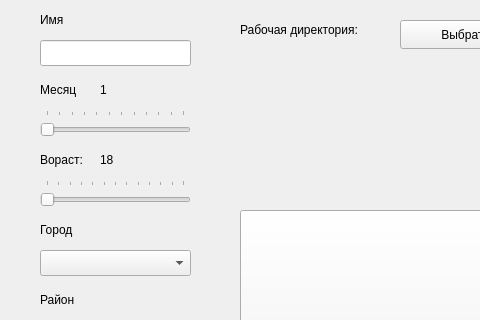
Old version of the form mainwindow.ui in the repository vozerVZ/studentCounterQT; both pictures show x 0 to 480 and y 0 to 320 of the 578 by 603 pixel window.
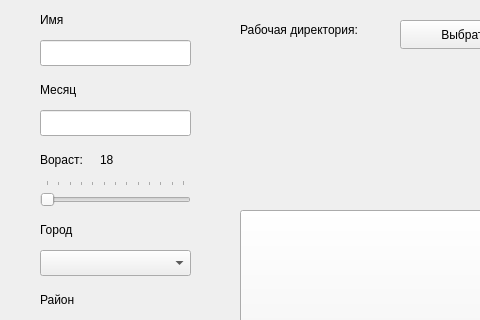
New version of the form.

Diff of the .ui file:
```diff
--- a/mainwindow.ui
+++ b/mainwindow.ui
@@ -250,37 +250,6 @@
      <string>18</string>
     </property>
    </widget>
-   <widget class="QSlider" name="horizontalSliderMonth">
-    <property name="geometry">
-     <rect>
-      <x>40</x>
-      <y>110</y>
-      <width>151</width>
-      <height>31</height>
-     </rect>
-    </property>
-    <property name="minimum">
-     <number>1</number>
-    </property>
-    <property name="maximum">
-     <number>12</number>
-    </property>
-    <property name="value">
-     <number>1</number>
-    </property>
-    <property name="tracking">
-     <bool>true</bool>
-    </property>
-    <property name="orientation">
-     <enum>Qt::Horizontal</enum>
-    </property>
-    <property name="tickPosition">
-     <enum>QSlider::TicksAbove</enum>
-    </property>
-    <property name="tickInterval">
-     <number>1</number>
-    </property>
-   </widget>
    <widget class="QLabel" name="label_month_2">
     <property name="geometry">
      <rect>
@@ -294,19 +263,6 @@
      <string>Месяц</string>
     </property>
    </widget>
-   <widget class="QLabel" name="label_month">
-    <property name="geometry">
-     <rect>
-      <x>100</x>
-      <y>80</y>
-      <width>61</width>
-      <height>20</height>
-     </rect>
-    </property>
-    <property name="text">
-     <string>1</string>
-    </property>
-   </widget>
    <widget class="QLabel" name="label_inst">
     <property name="geometry">
      <rect>
@@ -353,6 +309,16 @@
      </rect>
     </property>
    </widget>
+   <widget class="QLineEdit" name="lineMonth">
+    <property name="geometry">
+     <rect>
+      <x>40</x>
+      <y>110</y>
+      <width>151</width>
+      <height>26</height>
+     </rect>
+    </property>
+   </widget>
   </widget>
   <widget class="QMenuBar" name="menubar">
    <property name="geometry">
```
Left out of the diff: 2 changed lines with no effect on the pictures.
